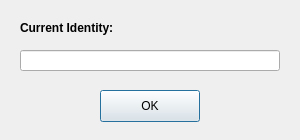
named-data/ChronoChat, file src/settingdialog.ui: the form before one commit.
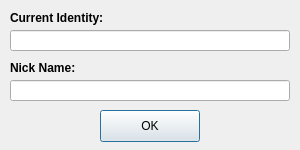
The form after the commit.

Commit message: Add nick name in settings

```diff
--- a/src/settingdialog.ui
+++ b/src/settingdialog.ui
@@ -7,7 +7,7 @@
     <x>0</x>
     <y>0</y>
     <width>300</width>
-    <height>140</height>
+    <height>150</height>
    </rect>
   </property>
   <property name="windowTitle">
@@ -17,7 +17,7 @@
    <property name="geometry">
     <rect>
      <x>100</x>
-     <y>90</y>
+     <y>110</y>
      <width>100</width>
      <height>32</height>
     </rect>
@@ -29,8 +29,8 @@
   <widget class="QLabel" name="msgLabel">
    <property name="geometry">
     <rect>
-     <x>20</x>
-     <y>20</y>
+     <x>10</x>
+     <y>10</y>
      <width>150</width>
      <height>16</height>
     </rect>
@@ -48,9 +48,38 @@
   <widget class="QLineEdit" name="identityLine">
    <property name="geometry">
     <rect>
-     <x>20</x>
-     <y>50</y>
-     <width>260</width>
+     <x>10</x>
+     <y>30</y>
+     <width>280</width>
+     <height>21</height>
+    </rect>
+   </property>
+  </widget>
+  <widget class="QLabel" name="nickLabel">
+   <property name="geometry">
+    <rect>
+     <x>10</x>
+     <y>60</y>
+     <width>150</width>
+     <height>16</height>
+    </rect>
+   </property>
+   <property name="font">
+    <font>
+     <weight>75</weight>
+     <bold>true</bold>
+    </font>
+   </property>
+   <property name="text">
+    <string>Nick Name:</string>
+   </property>
+  </widget>
+  <widget class="QLineEdit" name="nickLine">
+   <property name="geometry">
+    <rect>
+     <x>10</x>
+     <y>80</y>
+     <width>280</width>
      <height>21</height>
     </rect>
    </property>
```
The commit also changes 8 other files.
